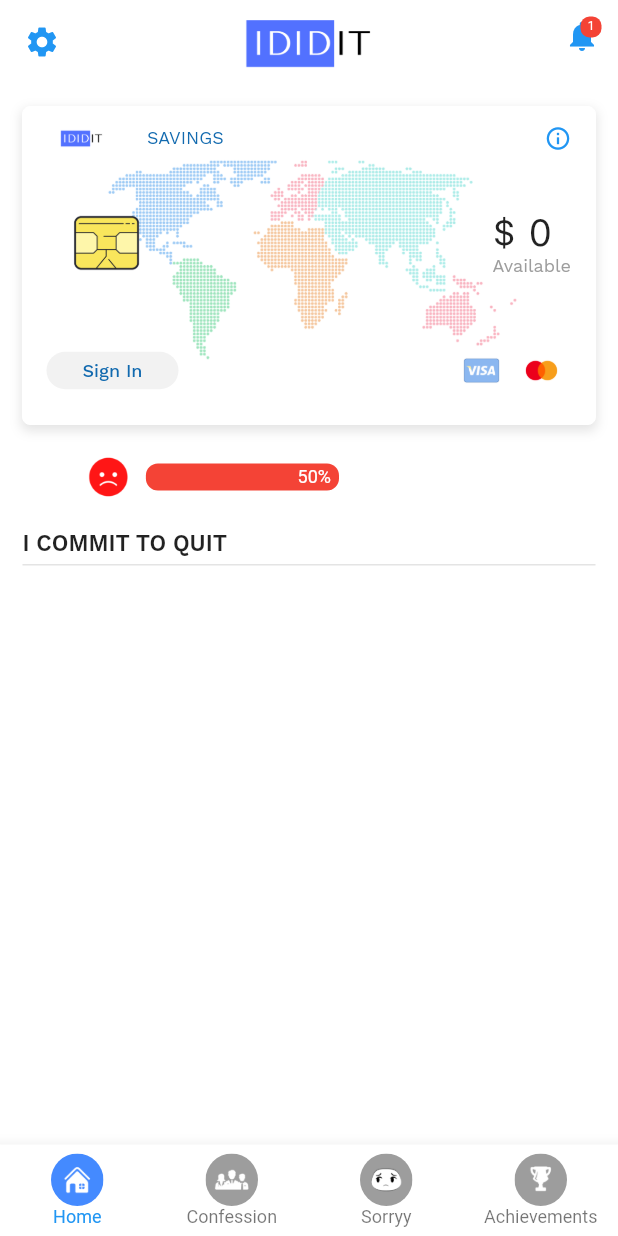
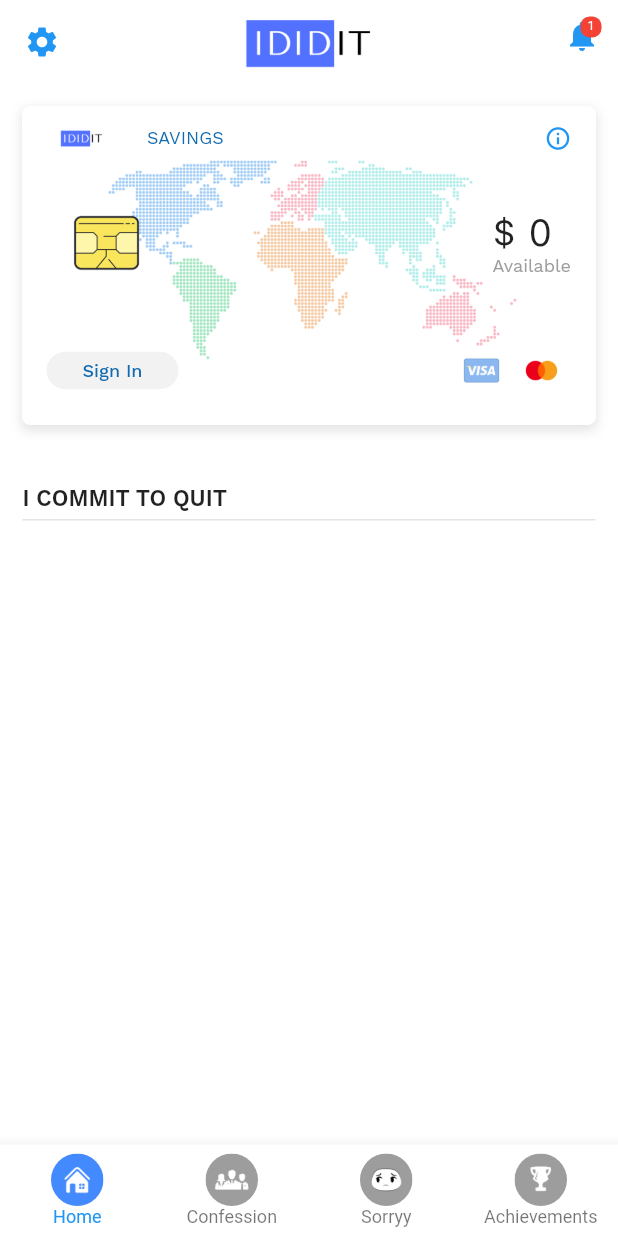
Before and after one commit to CamileonIT/IDIDIT_APP, a Flutter app: the screen it shows after launch, on a phone screen of 412 x 824 dp. Run offline on Flutter 3.47's test engine with Material 2 defaults, Android fonts, the light colour scheme and no system bars; drawn by our look-alikes of flutter_animation_progress_bar; our stand-ins replace animated_text_kit, community_material_icon, firebase_auth, firebase_core, google_sign_in, settings_ui and 3 more; missing offline and left inert: loading_animations, searchable_dropdown; accounts and stored records are empty; project files that could hold a hidden picture were left out.

Commit message:
Fix the happiness indicator Problem Input Units Added

```diff
--- a/lib/services/quote_data.dart
+++ b/lib/services/quote_data.dart
@@ -50,6 +50,7 @@ class _QuoteDataState extends State<QuoteData>
                   margin: EdgeInsets.fromLTRB(30, 0, 30, 0),
                   child: Text(
                     snapshot.data.quoteText,
+                    textAlign: TextAlign.center,
                     style: TextStyle(
                         fontSize: 25.0,
                         color: Colors.black,
--- a/lib/ui/screens/app/home.dart
+++ b/lib/ui/screens/app/home.dart
@@ -16,7 +16,6 @@ class Home extends StatefulWidget {
 class _HomeState extends State<Home> {
   @override
   void initState() {
-    // TODO: implement initState
     super.initState();
   }
 
@@ -29,7 +28,8 @@ class _HomeState extends State<Home> {
           SizedBox(
             height: 5,
           ),
-          Wrap(
+          globals.happiness != null
+              ? Wrap(
                   children: [
                     SizedBox(
                       child: Image.asset(globals.happiness > 50
@@ -46,7 +46,7 @@ class _HomeState extends State<Home> {
                         padding: const EdgeInsets.fromLTRB(0, 6, 0, 0),
                         child: FAProgressBar(
                           size: 18,
-                    animatedDuration: Duration(milliseconds: 4000),
+                          animatedDuration: Duration(milliseconds: 2000),
                           currentValue: globals.happiness,
                           displayText: '%',
                           changeColorValue: 55,
@@ -56,7 +56,8 @@ class _HomeState extends State<Home> {
                       ),
                     ),
                   ],
-          ),
+                )
+              : Container(),
           _activityText(),
           Commited(),
         ],
--- a/lib/ui/utils/globals.dart
+++ b/lib/ui/utils/globals.dart
@@ -5,4 +5,4 @@ bool notification = true;
 bool darkTheme = false;
 bool removeAds = false;
 bool proEnabled = false;
-int happiness = 50;
+int happiness;
--- a/lib/ui/widgets/confession/add_data.dart
+++ b/lib/ui/widgets/confession/add_data.dart
@@ -165,7 +165,7 @@ class _AddDataState extends State<AddData> {
                 Row(
                   mainAxisAlignment: MainAxisAlignment.spaceEvenly,
                   children: [
-                    Text("What were the average \ndaily expenses?"),
+                    Text("What were the average \ndaily expenses? (\$)"),
                     Container(
                       width: 100,
                       child: TextFormField(
@@ -200,7 +200,7 @@ class _AddDataState extends State<AddData> {
                 Row(
                   mainAxisAlignment: MainAxisAlignment.spaceEvenly,
                   children: [
-                    Text("How much time did you \nusually spend?"),
+                    Text("How much time did you \nusually spend? (Min)"),
                     Container(
                       width: 100,
                       child: TextFormField(
--- a/lib/ui/widgets/home/commited.dart
+++ b/lib/ui/widgets/home/commited.dart
@@ -46,6 +46,11 @@ class _CommitedState extends State<Commited> {
               globals.happiness += 5;
               globals.happiness =
                   globals.happiness - snapshot.data[i].brokenPromises * 6;
+              if (globals.happiness > 100) {
+                globals.happiness = 100;
+              } else if (globals.happiness < 0) {
+                globals.happiness = 0;
+              }
               sumOfMoneyWasted = sumOfMoneyWasted +
                   WastageCalculator.moneyWasted(
                       snapshot.data[i].lastSeen, snapshot.data[i].moneyWasted);
```
Lines whose indentation alone changed are shown as unchanged.
